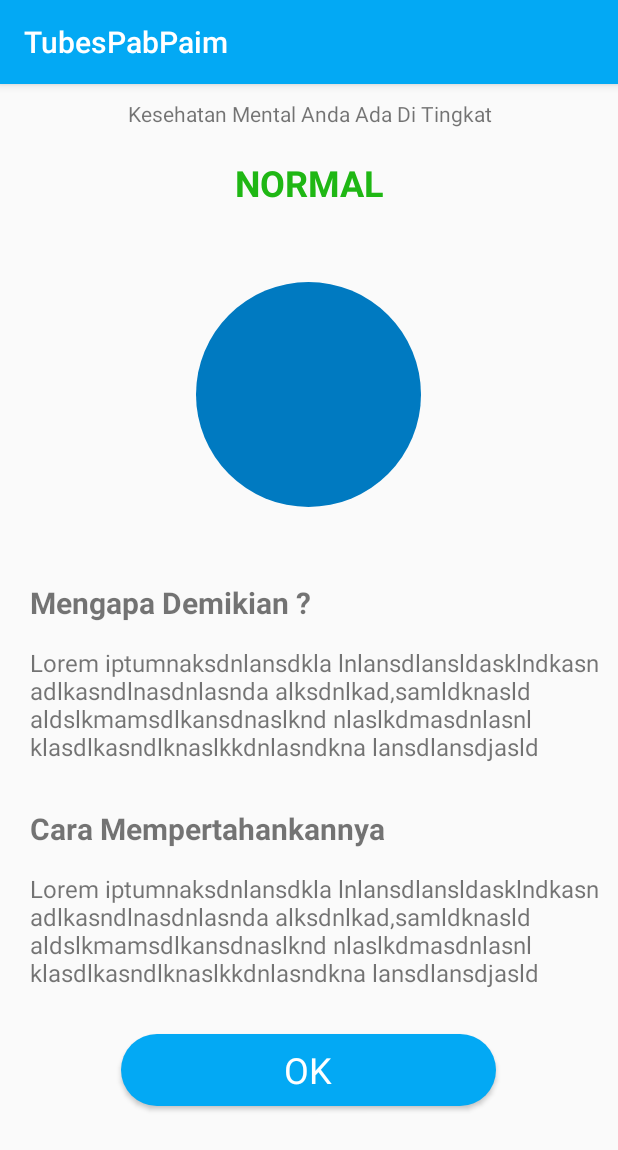
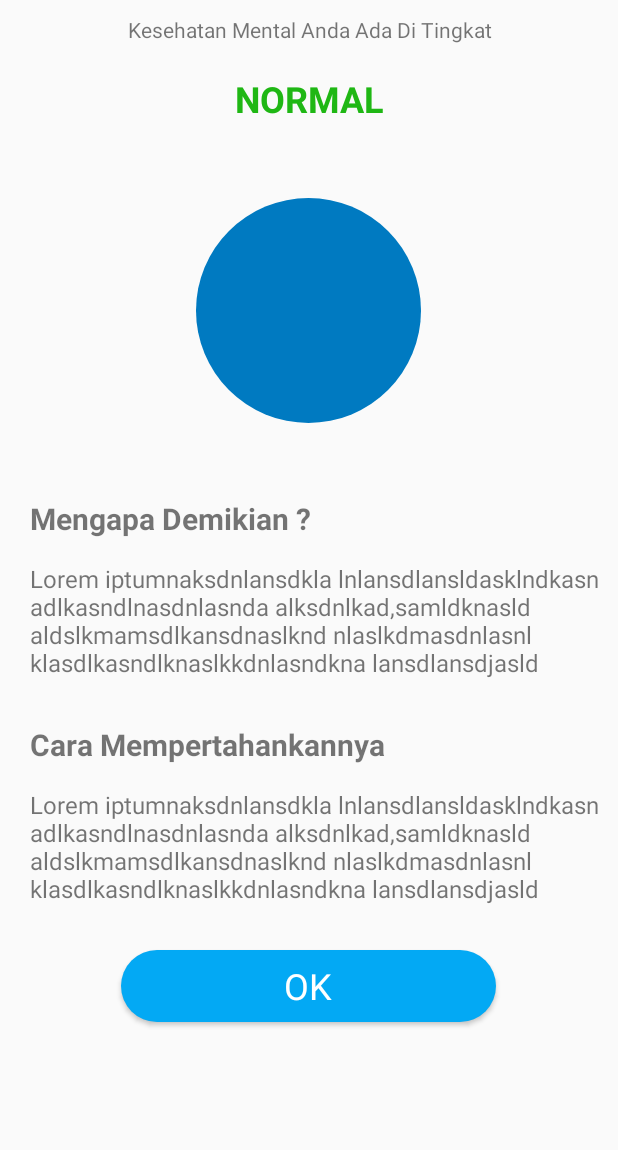
Before and after one commit to ardidong/TubesPabPaim, an Android app: the hasilActivity screen opened directly, with no data from a screen before it, on a phone screen of 412 x 824 dp. Shown: the top 1150 px of the screen. Run offline under Robolectric (Android 15) with nearby library versions, the light colour scheme and no system bars; Roboto replaces fonts that are not available here.

Commit message:
update main menu

```diff
--- a/app/src/main/AndroidManifest.xml
+++ b/app/src/main/AndroidManifest.xml
@@ -9,7 +9,7 @@
         android:roundIcon="@mipmap/ic_launcher_round"
         android:supportsRtl="true"
         android:theme="@style/AppTheme">
-        <activity android:name=".hasilActivity"></activity>
+        <activity android:name=".hasilActivity" />
         <activity android:name=".MainActivity">
             <intent-filter>
                 <action android:name="android.intent.action.MAIN" />
--- a/app/src/main/res/layout/activity_main.xml
+++ b/app/src/main/res/layout/activity_main.xml
@@ -42,11 +42,12 @@
             android:fontFamily="@font/roboto_condensed_bold"
             android:textColor="@android:color/white"
             android:textSize="25sp"
+            android:stateListAnimator="@drawable/button_state_list_anim_material"
             app:layout_constraintBottom_toBottomOf="parent"
             app:layout_constraintEnd_toEndOf="parent"
             app:layout_constraintHorizontal_bias="0.491"
             app:layout_constraintStart_toStartOf="parent"
-            tools:text="INFORMASI" />
+            android:text="INFORMASI" />
 
         <Button
             android:id="@+id/button"
--- a/app/src/main/res/values/colors.xml
+++ b/app/src/main/res/values/colors.xml
@@ -2,6 +2,9 @@
 <resources>
     <color name="colorPrimary">#03A9F4</color>
     <color name="colorPrimaryDark">#007AC1</color>
+    <color name="colorAccentt">#FF4081</color>
+    <color name="colorWhite">#FFFFFF</color>
+    <color name="colorTransparantWhite">#cccccc</color>
     <color name="colorAccent">#D81B60</color>
     <color name="colorYa">#6BABFF</color>
     <color name="colorNormal">#1FB714</color>
--- a/app/src/main/res/values/styles.xml
+++ b/app/src/main/res/values/styles.xml
@@ -1,7 +1,7 @@
 <resources>
 
     <!-- Base application theme. -->
-    <style name="AppTheme" parent="Theme.AppCompat.Light.DarkActionBar">
+    <style name="AppTheme" parent="Theme.AppCompat.Light.NoActionBar">
         <!-- Customize your theme here. -->
         <item name="colorPrimary">@color/colorPrimary</item>
         <item name="colorPrimaryDark">@color/colorPrimaryDark</item>
```
